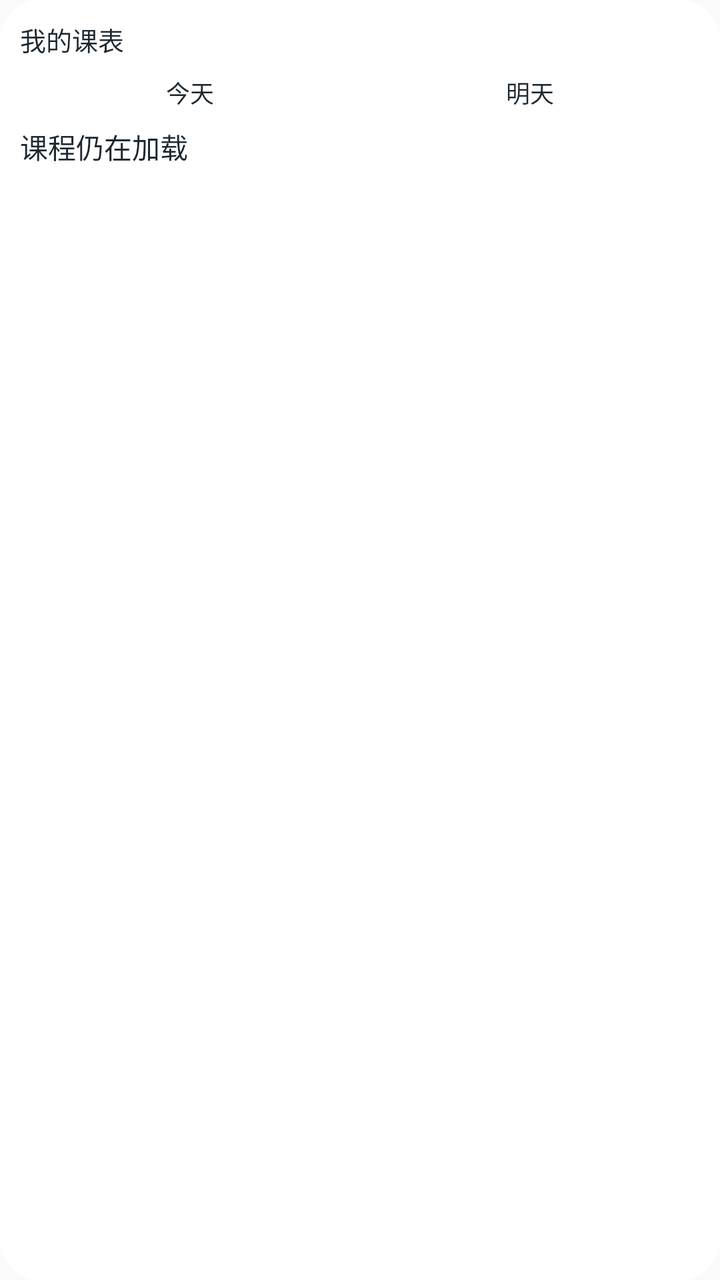
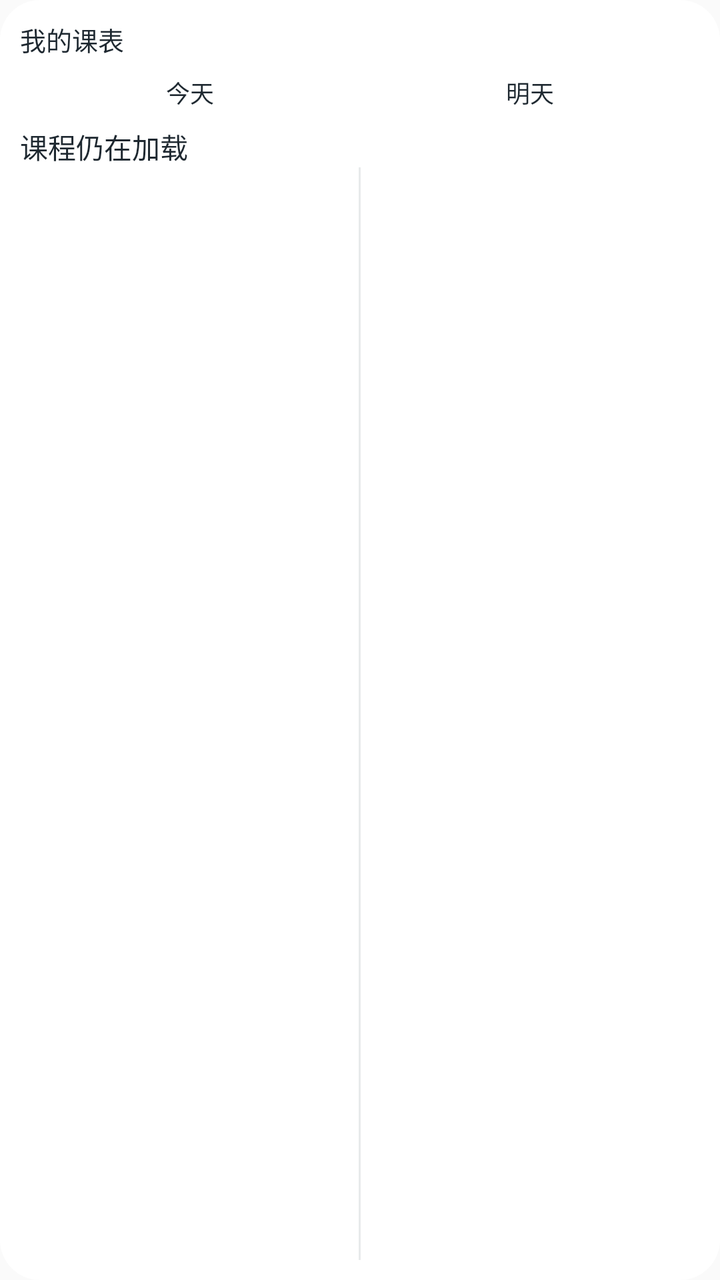

Compare the two renders of this Android layout. The source of the first and the diff that turns it into the second are given below.
<!-- AndroidManifest.xml: application theme PhoneTheme -->
<!-- res/layout/widget_recent_collection.xml -->
<LinearLayout xmlns:android="http://schemas.android.com/apk/res/android" android:layout_width="match_parent" android:layout_height="match_parent" android:orientation="vertical" android:padding="10dp" android:background="@drawable/widget_recent_background">
<LinearLayout android:layout_width="match_parent" android:layout_height="wrap_content" android:orientation="horizontal" android:gravity="center_vertical">
<TextView android:id="@+id/collection_title" android:layout_width="0dp" android:layout_weight="1" android:layout_height="wrap_content" android:text="我的课表" android:textSize="13sp" android:textColor="@color/collection_ink" android:maxLines="1" android:ellipsize="end"/>
<TextView android:id="@+id/collection_date" android:layout_width="wrap_content" android:layout_height="wrap_content" android:textSize="10sp" android:textColor="@color/collection_ink"/>
</LinearLayout>
<LinearLayout android:layout_width="match_parent" android:layout_height="wrap_content" android:orientation="horizontal"><TextView android:id="@+id/header_0" android:layout_width="0dp" android:layout_weight="1" android:layout_height="wrap_content" android:gravity="center" android:text="今天" android:textSize="12sp" android:textColor="@color/collection_ink" android:paddingVertical="8dp"/><TextView android:id="@+id/header_1" android:layout_width="0dp" android:layout_weight="1" android:layout_height="wrap_content" android:gravity="center" android:text="明天" android:textSize="12sp" android:textColor="@color/collection_ink" android:paddingVertical="8dp"/></LinearLayout>
<TextView android:id="@+id/collection_message" android:layout_width="match_parent" android:layout_height="wrap_content" android:text="课程仍在加载" android:textColor="@color/collection_ink"/>
<ListView android:id="@+id/collection_list" android:layout_width="match_parent" android:layout_height="0dp" android:layout_weight="1" android:divider="@android:color/transparent" android:dividerHeight="1dp"/>
</LinearLayout>
<!-- resources referenced by this layout -->
<resources>
  <color name="collection_ink">#1E2830</color>
  <!-- drawable widget_recent_background (drawable) -->
  <shape xmlns:android="http://schemas.android.com/apk/res/android"><solid android:color="@color/collection_background"/><corners android:radius="20dp"/></shape>
  <style name="PhoneTheme" parent="Theme.AppCompat.DayNight.NoActionBar">
          <item name="colorAccent">#5476CE</item>
          <item name="android:windowLightStatusBar">false</item>
          <item name="android:statusBarColor">#000000</item>
          <item name="android:navigationBarColor">#000000</item>
      </style>
  <color name="collection_background">#FFFFFF</color>
</resources>

<!-- the commit's change to res/layout/widget_recent_collection.xml (unified diff, before → after) -->
@@ -3,7 +3,11 @@
 <TextView android:id="@+id/collection_title" android:layout_width="0dp" android:layout_weight="1" android:layout_height="wrap_content" android:text="我的课表" android:textSize="13sp" android:textColor="@color/collection_ink" android:maxLines="1" android:ellipsize="end"/>
 <TextView android:id="@+id/collection_date" android:layout_width="wrap_content" android:layout_height="wrap_content" android:textSize="10sp" android:textColor="@color/collection_ink"/>
 </LinearLayout>
-<LinearLayout android:layout_width="match_parent" android:layout_height="wrap_content" android:orientation="horizontal"><TextView android:id="@+id/header_0" android:layout_width="0dp" android:layout_weight="1" android:layout_height="wrap_content" android:gravity="center" android:text="今天" android:textSize="12sp" android:textColor="@color/collection_ink" android:paddingVertical="8dp"/><TextView android:id="@+id/header_1" android:layout_width="0dp" android:layout_weight="1" android:layout_height="wrap_content" android:gravity="center" android:text="明天" android:textSize="12sp" android:textColor="@color/collection_ink" android:paddingVertical="8dp"/></LinearLayout>
+<LinearLayout android:layout_width="match_parent" android:layout_height="wrap_content" android:orientation="horizontal"><TextView android:id="@+id/header_0" android:layout_width="0dp" android:layout_weight="1" android:layout_height="wrap_content" android:gravity="center" android:text="今天" android:textSize="12sp" android:textColor="@color/collection_ink" android:paddingVertical="8dp" android:maxLines="1" android:ellipsize="end"/><TextView android:id="@+id/header_1" android:layout_width="0dp" android:layout_weight="1" android:layout_height="wrap_content" android:gravity="center" android:text="明天" android:textSize="12sp" android:textColor="@color/collection_ink" android:paddingVertical="8dp" android:maxLines="1" android:ellipsize="end"/></LinearLayout>
 <TextView android:id="@+id/collection_message" android:layout_width="match_parent" android:layout_height="wrap_content" android:text="课程仍在加载" android:textColor="@color/collection_ink"/>
-<ListView android:id="@+id/collection_list" android:layout_width="match_parent" android:layout_height="0dp" android:layout_weight="1" android:divider="@android:color/transparent" android:dividerHeight="1dp"/>
+<LinearLayout android:layout_width="match_parent" android:layout_height="0dp" android:layout_weight="1" android:orientation="horizontal" android:baselineAligned="false">
+    <ListView android:id="@+id/collection_list" android:layout_width="0dp" android:layout_weight="1" android:layout_height="match_parent" android:divider="@android:color/transparent" android:dividerHeight="1dp"/>
+    <TextView android:layout_width="1dp" android:layout_height="match_parent" android:background="@color/collection_divider"/>
+    <ListView android:id="@+id/recent_tomorrow_list" android:layout_width="0dp" android:layout_weight="1" android:layout_height="match_parent" android:divider="@android:color/transparent" android:dividerHeight="1dp"/>
 </LinearLayout>
+</LinearLayout>
<!-- resource entries referenced after the edit -->
@@ -1,5 +1,6 @@
 <!-- resources referenced by this layout -->
 <resources>
+  <color name="collection_divider">#2252606C</color>
   <color name="collection_ink">#1E2830</color>
   <!-- drawable widget_recent_background (drawable) -->
   <shape xmlns:android="http://schemas.android.com/apk/res/android"><solid android:color="@color/collection_background"/><corners android:radius="20dp"/></shape>
